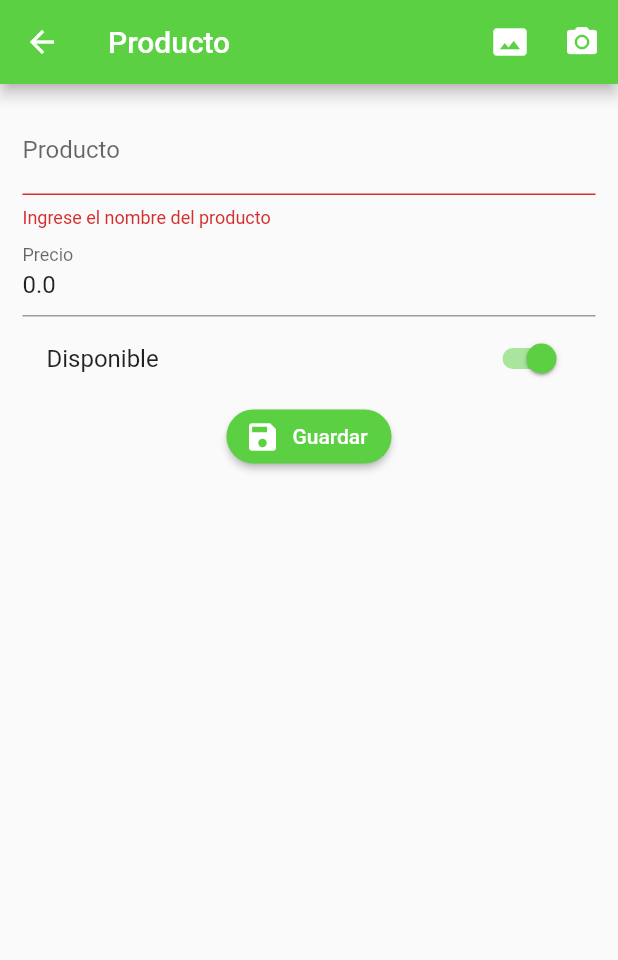
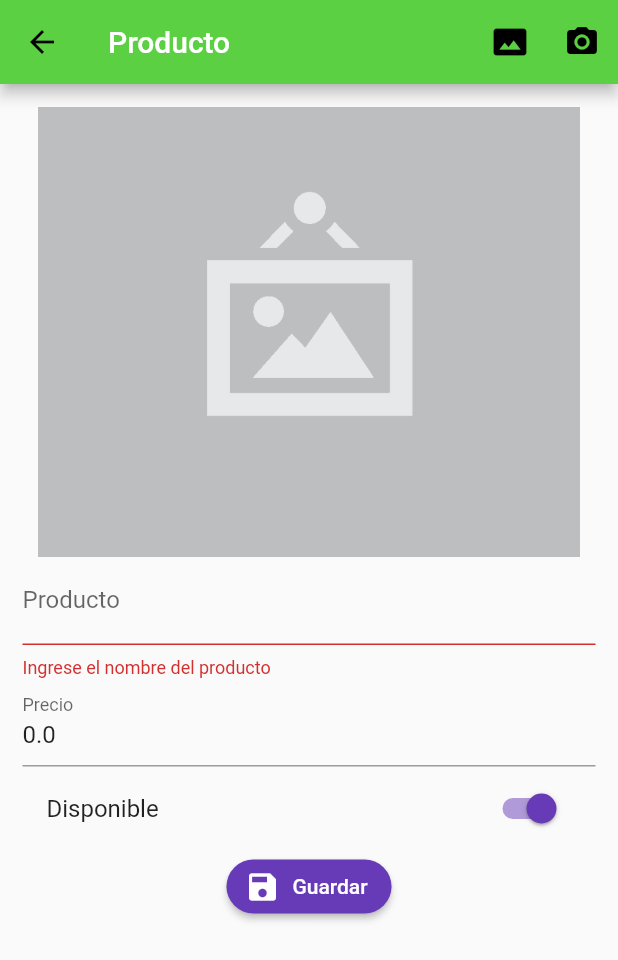
Before and after one commit to cabreu145/Proyecto, a Flutter app: the ProductoPage screen opened by its route, after a tap on "Guardar", after a tap on the "photo size select actual" icon, on a phone screen of 412 x 824 dp. Shown: the top 960 px of the screen. Run offline on Flutter 3.47's test engine with Material 2 defaults, Android fonts, the phone set to English and light mode, and no system bars; our stand-ins replace image_picker, rxdart; missing offline and left inert: mime_type.

Commit message:
arreglo de imagenes

```diff
--- a/formvalidation/lib/src/pages/producto_page.dart
+++ b/formvalidation/lib/src/pages/producto_page.dart
@@ -1,4 +1,8 @@
+import 'dart:io';
+
 import 'package:flutter/material.dart';
+import 'package:image_picker/image_picker.dart';
+
 import 'package:formvalidation/src/models/producto_model.dart';
 import 'package:formvalidation/src/providers/productos_provider.dart';
 import 'package:formvalidation/src/utils/utils.dart' as utils;
@@ -10,34 +14,32 @@ class ProductoPage extends StatefulWidget {
 
 class _ProductoPageState extends State<ProductoPage> {
   final formKey = GlobalKey<FormState>();
-  final scaffoldkey = GlobalKey<ScaffoldState>();
+  final scaffoldKey = GlobalKey<ScaffoldState>();
   final productoProvider = new ProductosProvider();
+
   ProductoModel producto = new ProductoModel();
   bool _guardando = false;
+  File foto;
 
   @override
   Widget build(BuildContext context) {
-    final ProductoModel prodData =
-        ModalRoute.of(context).settings.arguments; //editar
+    final ProductoModel prodData = ModalRoute.of(context).settings.arguments;
     if (prodData != null) {
       producto = prodData;
     }
 
     return Scaffold(
-      key: scaffoldkey,
+      key: scaffoldKey,
       appBar: AppBar(
-        leading: BackButton(color: Colors.white),
         title: Text('Producto'),
         actions: <Widget>[
           IconButton(
             icon: Icon(Icons.photo_size_select_actual),
-            color: Colors.white,
-            onPressed: () {},
+            onPressed: _seleccionarFoto,
           ),
           IconButton(
             icon: Icon(Icons.camera_alt),
-            color: Colors.white,
-            onPressed: () {},
+            onPressed: _tomarFoto,
           ),
         ],
       ),
@@ -48,10 +50,11 @@ class _ProductoPageState extends State<ProductoPage> {
             key: formKey,
             child: Column(
               children: <Widget>[
+                _mostrarFoto(),
                 _crearNombre(),
                 _crearPrecio(),
                 _crearDisponible(),
-                _crearBoton(),
+                _crearBoton()
               ],
             ),
           ),
@@ -96,7 +99,7 @@ class _ProductoPageState extends State<ProductoPage> {
     return SwitchListTile(
       value: producto.disponible,
       title: Text('Disponible'),
-      activeColor: Color.fromRGBO(91, 208, 66, 1.0),
+      activeColor: Colors.deepPurple,
       onChanged: (value) => setState(() {
         producto.disponible = value;
       }),
@@ -106,7 +109,7 @@ class _ProductoPageState extends State<ProductoPage> {
   Widget _crearBoton() {
     return RaisedButton.icon(
       shape: RoundedRectangleBorder(borderRadius: BorderRadius.circular(20.0)),
-      color: Color.fromRGBO(91, 208, 66, 1.0),
+      color: Colors.deepPurple,
       textColor: Colors.white,
       label: Text('Guardar'),
       icon: Icon(Icons.save),
@@ -114,7 +117,7 @@ class _ProductoPageState extends State<ProductoPage> {
     );
   }
 
-  void _submit() {
+  void _submit() async {
     if (!formKey.currentState.validate()) return;
 
     formKey.currentState.save();
@@ -123,24 +126,63 @@ class _ProductoPageState extends State<ProductoPage> {
       _guardando = true;
     });
 
+    if (foto != null) {
+      producto.fotoUrl = await productoProvider.subirImagen(foto);
+    }
+
     if (producto.id == null) {
       productoProvider.crearProducto(producto);
     } else {
       productoProvider.editarProducto(producto);
     }
-    // setState(() {
-    //   _guardando = false;
-    // });
-    mostrarSnackBar('Registro Guardado');
+
+    // setState(() {_guardando = false; });
+    mostrarSnackbar('Registro guardado');
 
     Navigator.pop(context);
   }
 
-  void mostrarSnackBar(String mensaje) {
+  void mostrarSnackbar(String mensaje) {
     final snackbar = SnackBar(
       content: Text(mensaje),
       duration: Duration(milliseconds: 1500),
     );
-    scaffoldkey.currentState.showSnackBar(snackbar);
+
+    scaffoldKey.currentState.showSnackBar(snackbar);
+  }
+
+  Widget _mostrarFoto() {
+    if (producto.fotoUrl != null) {
+      return FadeInImage(
+        image: NetworkImage(producto.fotoUrl),
+        placeholder: AssetImage('assets/jar-loading.gif'),
+        height: 300.0,
+        fit: BoxFit.contain,
+      );
+    } else {
+      return Image(
+        image: AssetImage(foto?.path ?? 'assets/no-image.png'),
+        height: 300.0,
+        fit: BoxFit.cover,
+      );
+    }
+  }
+
+  _seleccionarFoto() async {
+    _procesarImagen(ImageSource.gallery);
+  }
+
+  _tomarFoto() async {
+    _procesarImagen(ImageSource.camera);
+  }
+
+  _procesarImagen(ImageSource origen) async {
+    foto = await ImagePicker.pickImage(source: origen);
+
+    if (foto != null) {
+      producto.fotoUrl = null;
+    }
+
+    setState(() {});
   }
 }
--- a/formvalidation/pubspec.yaml
+++ b/formvalidation/pubspec.yaml
@@ -31,6 +31,7 @@ dependencies:
   rxdart: ^0.24.1
   http:
   image_picker:
+  mime_type:
 
 dev_dependencies:
   flutter_test:
```
Also changed, not shown: formvalidation/lib/src/pages/home_page.dart (+18 -4 lines), formvalidation/lib/src/providers/productos_provider.dart (+39 -30 lines), formvalidation/pubspec.lock, 2 other files.
